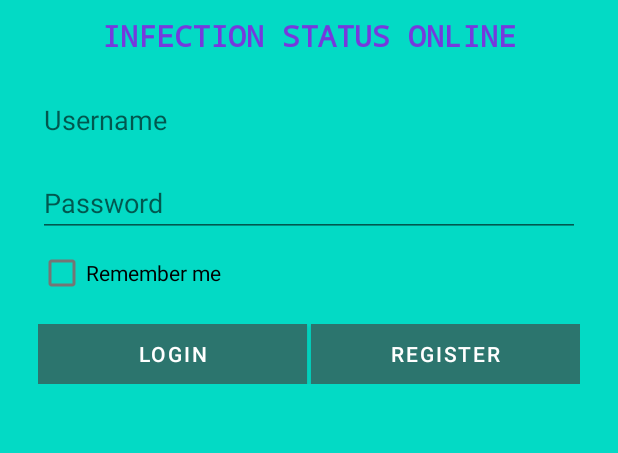
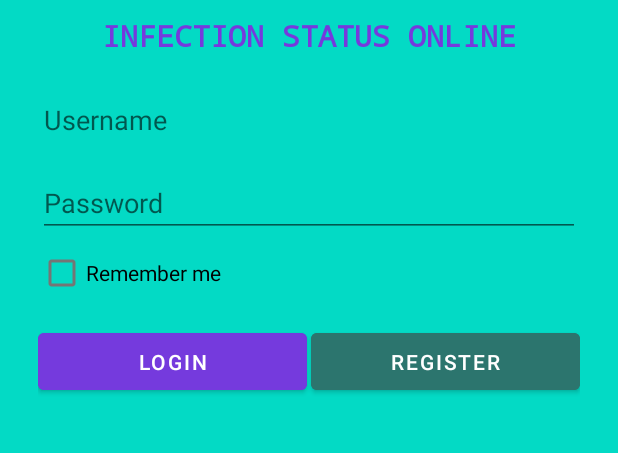
Before and after one commit to RaimondaRA/MargaritaDrink, an Android app: the screen it shows after launch (LoginActivity), on a phone screen of 412 x 824 dp, the part 422-875 px from its top. Run offline under Robolectric (Android 15) with nearby library versions, the phone set to English and light mode, and no system bars.

```diff
--- a/app/src/main/AndroidManifest.xml
+++ b/app/src/main/AndroidManifest.xml
@@ -9,8 +9,7 @@
         android:roundIcon="@mipmap/ic_launcher_round"
         android:supportsRtl="true"
         android:theme="@style/Theme.Corona_2021">
-        <activity android:name=".Validation"></activity>
-        <activity android:name=".SearchActivity" />
+        <activity android:name=".SearchActivity"></activity>
         <activity android:name=".LoginActivity">
             <intent-filter>
                 <action android:name="android.intent.action.MAIN" />
--- a/app/src/main/java/com/example/corona_2021/LoginActivity.java
+++ b/app/src/main/java/com/example/corona_2021/LoginActivity.java
@@ -1,6 +1,4 @@
 package com.example.corona_2021;
-
-import androidx.appcompat.app.AppCompatActivity;
 
 import android.content.Intent;
 import android.os.Bundle;
@@ -9,46 +7,37 @@ import android.widget.Button;
 import android.widget.EditText;
 import android.widget.Toast;
 
-import java.util.regex.Matcher;
-import java.util.regex.Pattern;
+import androidx.appcompat.app.AppCompatActivity;
 
-public class LoginActivity extends AppCompatActivity {
+public class LoginActivity extends AppCompatActivity { //Klases pradzia
 
-    EditText username, password;
-    Button login, register;
+    @Override //Perrašymas nustatyta is anksto koda
+    protected void onCreate(Bundle savedInstanceState) { //Funkcijos pradzia
+        super.onCreate(savedInstanceState); //Tuscio lango sukurimas
+        setContentView(R.layout.activity_login); //Suteik tusciam langui šį vaizda (kodas susiejamas su vaizdu)
 
-    @Override
-    protected void onCreate(Bundle savedInstanceState) {
-        super.onCreate(savedInstanceState);
-        setContentView(R.layout.activity_login);
+        EditText username = findViewById(R.id.username); //Susiejamas elementas vaizde su kintamuoju kode
+        EditText password = findViewById(R.id.password);
+        Button kaipNoriuTaipVadinu = findViewById(R.id.login);
 
-        final EditText username = findViewById(R.id.username);
-        final EditText password = findViewById(R.id.password);
-        Button login = findViewById(R.id.login);
+        //Kodas, susijes su mygtuko paspaudimu
+        kaipNoriuTaipVadinu.setOnClickListener(new View.OnClickListener() { //setOnClickListener - nustatytk ant paspaudimo; skliausteliuose () yra funkcija (onClick) (o ne kintamasis), kintamuju niekada nebus tokiuose skliausteliouse
+            @Override
+            public void onClick(View view) { //onClick pradzia, onClick yra metodas
+                //Cia rasomas kodas, kuris bus vykdomas, kai bus paspaustas mygtukas
+                String usernameStr = username.getText().toString(); //Stringams - pagarba: String rasoma is didziosios raides; String - bazinis tipas; String - kabutese
+                String passwordStr = password.getText().toString(); //getText - issitraukti teksta, kurio mums reikia
 
-        login.setOnClickListener(new View.OnClickListener() {
-            @Override
-            public void onClick(View focusView) {
+                Toast.makeText(LoginActivity.this, "Prisijungimo vardas: " + //Tarp skliausteliu yra parametrai; + sujungia eilutes
+                        usernameStr + "\n" + "Slaptazodis: " + passwordStr, Toast.LENGTH_LONG).show(); // Teksta, esanti tarp kabuciu, mato vartotojas
 
-                String username2 = username.getText().toString();
-                String password2 = password.getText().toString();
-                Toast.makeText(LoginActivity.this, "Username " + username2 + "\n" + "Password " + password2, Toast.LENGTH_SHORT).show();
+                Intent goToSearchActivity = new Intent(LoginActivity.this, SearchActivity.class); //is kur {pirmas parametras .this}, i kur {antras parametras .class}
+                startActivity(goToSearchActivity);
 
-                //Perform action on click
-                Intent goToSearchActivity = new Intent(LoginActivity.this, SearchActivity.class);
-                startActivity(goToSearchActivity);
-                //Klaidu zurnalo isvalymas
-                username.setError(null);
-                password.setError(null);
-                if (Validation.isCredentialsValid(username2) && Validation.isCredentialsValid(password2)){
 
-                    goToSearchActivity = new Intent(LoginActivity.this, SearchActivity.class);
-                    startActivity(goToSearchActivity);
-            } else {
-                    username.setError(getResources().getString(R.string.login_invalid_credentials_message));
-                    username.requestFocus();
-                }
-            }
-        });
-    }
-}
+            } //onClick pabaiga
+        }); //jie eina kartu, mygtuko paspaudimo funkcijo pabaiga
+
+    } //Funkcijos pabaiga
+
+} //Klases pabaiga
--- a/app/src/main/res/layout/activity_login.xml
+++ b/app/src/main/res/layout/activity_login.xml
@@ -67,19 +67,19 @@
         <Button
             android:id="@+id/login"
             android:layout_width="match_parent"
-            android:layout_height="40dp"
+            android:layout_height="50dp"
             android:layout_marginRight="1dp"
             android:layout_weight="1"
-            android:background="@color/colorPurple"
+            android:backgroundTint="@color/colorPurple"
             android:text="@string/login_login" />
 
         <Button
             android:id="@+id/register"
             android:layout_width="match_parent"
-            android:layout_height="40dp"
+            android:layout_height="50dp"
             android:layout_marginLeft="1dp"
             android:layout_weight="1"
-            android:background="@color/colorGrey"
+            android:backgroundTint="@color/colorGrey"
             android:text="@string/login_register" />
 
     </LinearLayout>
```
Also changed, not shown: app/src/main/java/com/example/corona_2021/Validation.java (+2 -11 lines).
